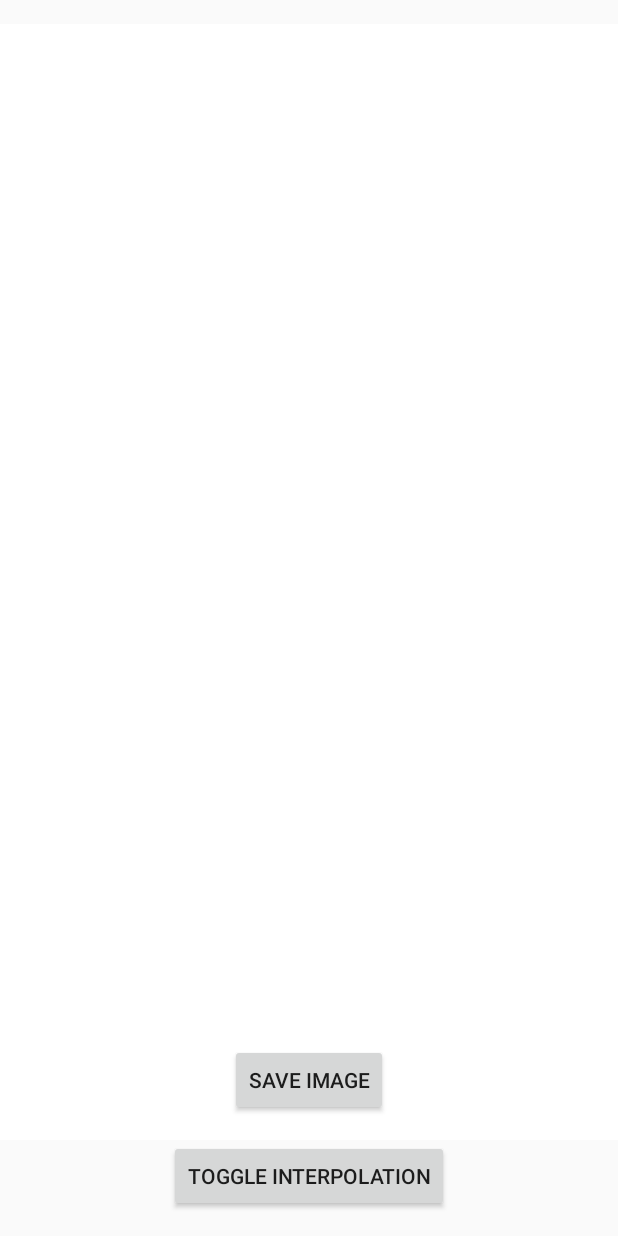
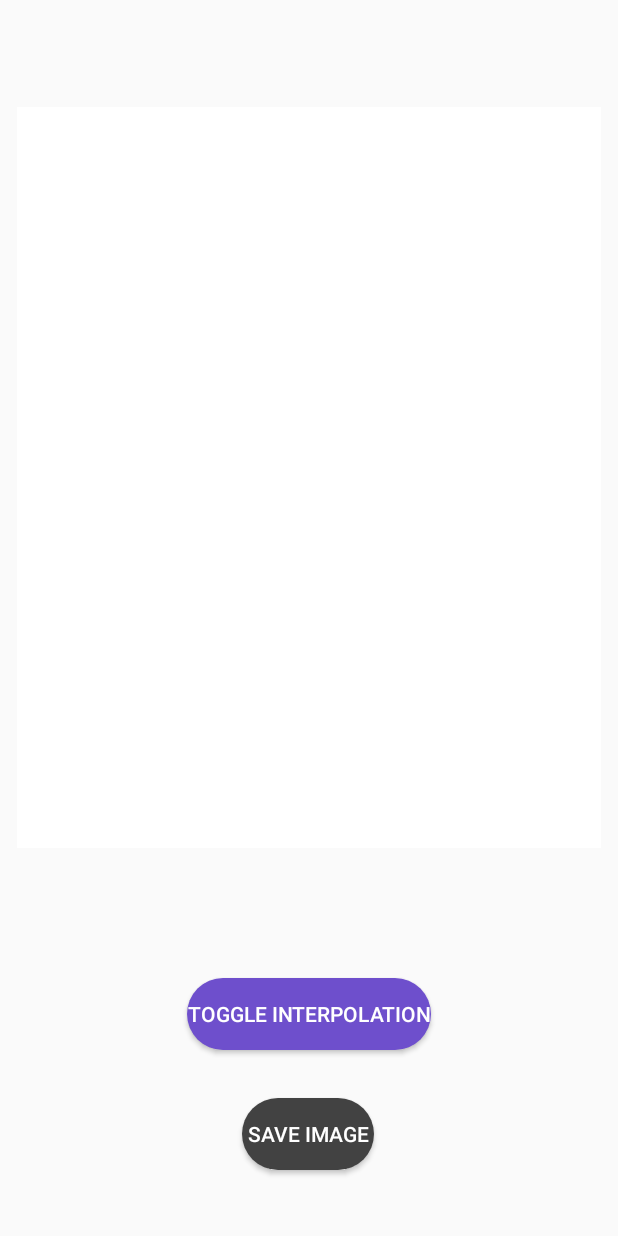
Before and after one commit to seifhesham22/Photo-editor-App, an Android app built with Jetpack Compose: the VectorEditorActivity screen opened directly, with no data from a screen before it, on a phone screen of 412 x 824 dp. Run offline under Robolectric (Android 15) with nearby library versions, the phone set to English and light mode, and no system bars.

Commit message:
Update design (vector-retouching)

```diff
--- a/app/src/main/res/layout/retouching.xml
+++ b/app/src/main/res/layout/retouching.xml
@@ -14,7 +14,8 @@
         app:layout_constraintBottom_toTopOf="@id/retouchButton"
         app:layout_constraintTop_toTopOf="parent"
         app:layout_constraintStart_toStartOf="parent"
-        app:layout_constraintEnd_toEndOf="parent"/>
+        app:layout_constraintEnd_toEndOf="parent"
+        tools:ignore="ContentDescription" />
 
     <Button
         android:id="@+id/retouchButton"
@@ -24,7 +25,9 @@
         android:text="@string/Start_Retouching"
         app:layout_constraintBottom_toTopOf="@id/saveButton"
         app:layout_constraintStart_toStartOf="parent"
-        app:layout_constraintEnd_toEndOf="parent"/>
+        app:layout_constraintEnd_toEndOf="parent" android:background="@drawable/editor"
+        android:backgroundTint="#6E4FCC"
+        android:textColor="@color/white"  />
 
     <Button
         android:id="@+id/saveButton"
@@ -34,6 +37,9 @@
         android:text="@string/save_retouched_image"
         app:layout_constraintBottom_toBottomOf="parent"
         app:layout_constraintStart_toStartOf="parent"
-        app:layout_constraintEnd_toEndOf="parent"/>
+        app:layout_constraintEnd_toEndOf="parent"
+        android:background="@drawable/editor"
+        android:backgroundTint="@color/cardview_dark_background"
+        android:textColor="@color/white" />
 
 </androidx.constraintlayout.widget.ConstraintLayout>
--- a/app/src/main/res/layout/vector.xml
+++ b/app/src/main/res/layout/vector.xml
@@ -6,39 +6,49 @@
     android:layout_height="match_parent">
 
     <!-- Custom View for drawing -->
+
+    <!-- Button to toggle interpolation -->
+
+    <!-- Button to save the image -->
+
     <view
+        android:id="@+id/drawingView"
         class="com.example.myapplication.VectorEditorActivity$DrawingView"
-        android:id="@+id/drawingView"
-        android:layout_width="0dp"
-        android:layout_height="0dp"
+        android:layout_width="389dp"
+        android:layout_height="494dp"
         android:layout_marginTop="16dp"
         android:background="@android:color/white"
+        app:layout_constraintBottom_toTopOf="@id/interpolationButton"
+        app:layout_constraintEnd_toEndOf="parent"
+        app:layout_constraintStart_toStartOf="parent"
         app:layout_constraintTop_toTopOf="parent"
-        app:layout_constraintBottom_toTopOf="@id/interpolationButton"
-        app:layout_constraintStart_toStartOf="parent"
-        app:layout_constraintEnd_toEndOf="parent"
-        tools:ignore="MissingClass"
-        tools:layout_editor_absoluteX="0dp"
-        tools:layout_editor_absoluteY="0dp"/>
+        app:layout_constraintVertical_bias="0.391"
+        tools:ignore="MissingClass" />
 
-    <!-- Button to toggle interpolation -->
     <Button
         android:id="@+id/interpolationButton"
         android:layout_width="wrap_content"
         android:layout_height="wrap_content"
-        android:layout_marginBottom="16dp"
+        android:layout_marginBottom="32dp"
+        android:background="@drawable/editor"
+        android:backgroundTint="#6E4FCC"
         android:text="Toggle Interpolation"
-        app:layout_constraintBottom_toBottomOf="parent"
-        app:layout_constraintStart_toStartOf="parent"
-        app:layout_constraintEnd_toEndOf="parent"/>
-    <!-- Button to save the image -->
+        android:textColor="@color/white"
+        app:layout_constraintBottom_toTopOf="@+id/saveButton"
+        app:layout_constraintEnd_toEndOf="parent"
+        app:layout_constraintStart_toStartOf="parent" />
+
     <Button
         android:id="@+id/saveButton"
         android:layout_width="wrap_content"
         android:layout_height="wrap_content"
-        android:layout_marginBottom="16dp"
+        android:layout_marginBottom="44dp"
+        android:background="@drawable/editor"
+        android:backgroundTint="@color/cardview_dark_background"
         android:text="@string/save_image"
-        app:layout_constraintBottom_toTopOf="@id/interpolationButton"
-        app:layout_constraintStart_toStartOf="parent"
-        app:layout_constraintEnd_toEndOf="parent"/>
+        android:textColor="@color/white"
+        app:layout_constraintBottom_toBottomOf="parent"
+        app:layout_constraintEnd_toEndOf="parent"
+        app:layout_constraintHorizontal_bias="0.498"
+        app:layout_constraintStart_toStartOf="parent" />
 </androidx.constraintlayout.widget.ConstraintLayout>
```
